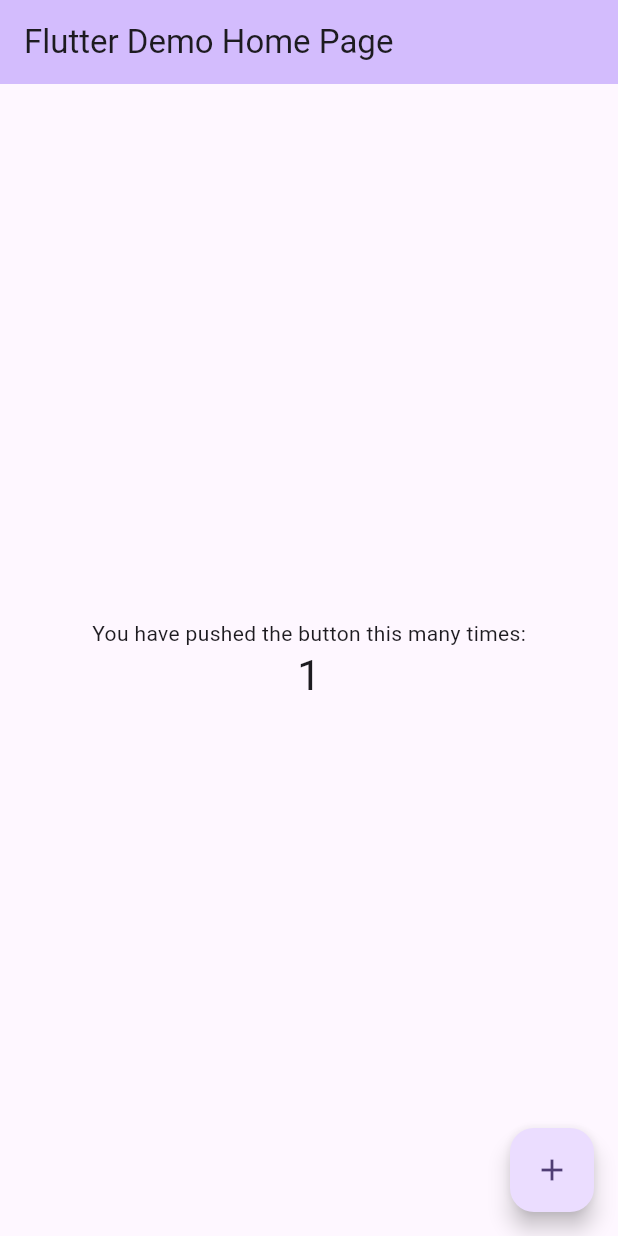
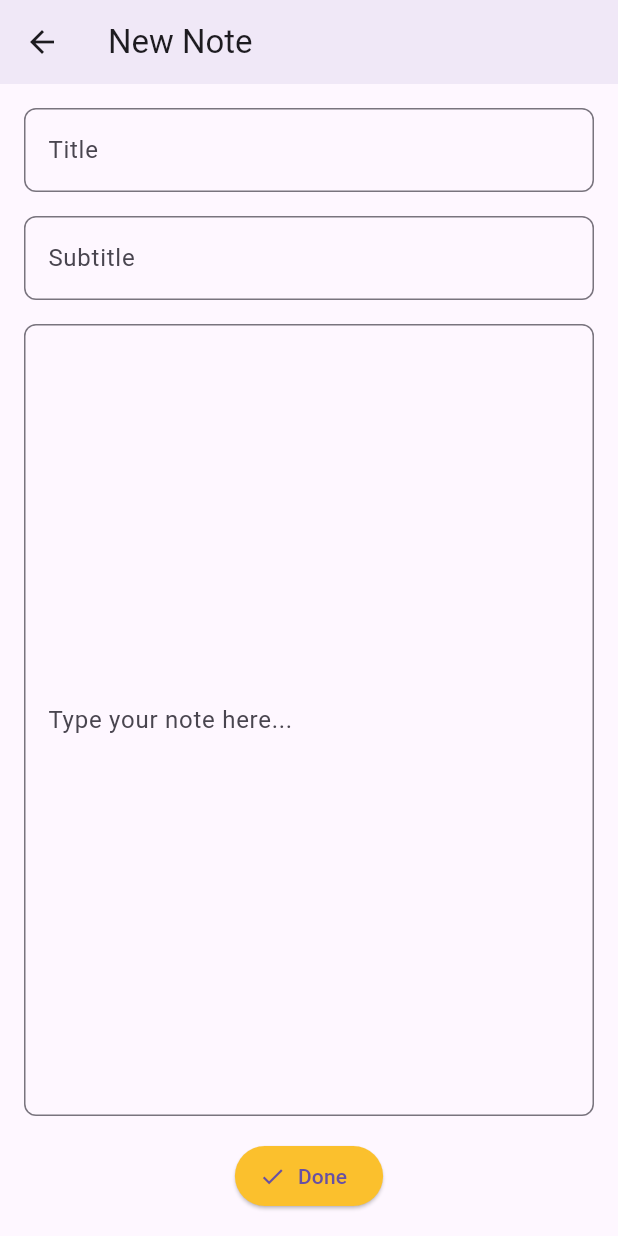
Before and after one commit to tahmid-chowdhury/NoteMe, a Flutter app: the screen it shows after launch, after a tap on the "add" icon, on a phone screen of 412 x 824 dp. Run offline on Flutter 3.47's test engine with Material 3 defaults, Android fonts, the phone set to English and light mode, and no system bars.

Commit message:
Completed lab 1

```diff
--- a/lib/main.dart
+++ b/lib/main.dart
@@ -1,125 +1,128 @@
 import 'package:flutter/material.dart';
 
 void main() {
-  runApp(const MyApp());
+  runApp(NoteMeApp());
 }
 
-class MyApp extends StatelessWidget {
-  const MyApp({super.key});
-
-  // This widget is the root of your application.
+class NoteMeApp extends StatelessWidget {
   @override
   Widget build(BuildContext context) {
     return MaterialApp(
-      title: 'Flutter Demo',
+      title: 'NoteMe',
       theme: ThemeData(
-        // This is the theme of your application.
-        //
-        // TRY THIS: Try running your application with "flutter run". You'll see
-        // the application has a purple toolbar. Then, without quitting the app,
-        // try changing the seedColor in the colorScheme below to Colors.green
-        // and then invoke "hot reload" (save your changes or press the "hot
-        // reload" button in a Flutter-supported IDE, or press "r" if you used
-        // the command line to start the app).
-        //
-        // Notice that the counter didn't reset back to zero; the application
-        // state is not lost during the reload. To reset the state, use hot
-        // restart instead.
-        //
-        // This works for code too, not just values: Most code changes can be
-        // tested with just a hot reload.
-        colorScheme: ColorScheme.fromSeed(seedColor: Colors.deepPurple),
-        useMaterial3: true,
+        primarySwatch: Colors.yellow,
       ),
-      home: const MyHomePage(title: 'Flutter Demo Home Page'),
+      home: HomeScreen(),
     );
   }
 }
 
-class MyHomePage extends StatefulWidget {
-  const MyHomePage({super.key, required this.title});
-
-  // This widget is the home page of your application. It is stateful, meaning
-  // that it has a State object (defined below) that contains fields that affect
-  // how it looks.
-
-  // This class is the configuration for the state. It holds the values (in this
-  // case the title) provided by the parent (in this case the App widget) and
-  // used by the build method of the State. Fields in a Widget subclass are
-  // always marked "final".
-
-  final String title;
-
-  @override
-  State<MyHomePage> createState() => _MyHomePageState();
-}
-
-class _MyHomePageState extends State<MyHomePage> {
-  int _counter = 0;
-
-  void _incrementCounter() {
-    setState(() {
-      // This call to setState tells the Flutter framework that something has
-      // changed in this State, which causes it to rerun the build method below
-      // so that the display can reflect the updated values. If we changed
-      // _counter without calling setState(), then the build method would not be
-      // called again, and so nothing would appear to happen.
-      _counter++;
-    });
-  }
-
+class HomeScreen extends StatelessWidget {
   @override
   Widget build(BuildContext context) {
-    // This method is rerun every time setState is called, for instance as done
-    // by the _incrementCounter method above.
-    //
-    // The Flutter framework has been optimized to make rerunning build methods
-    // fast, so that you can just rebuild anything that needs updating rather
-    // than having to individually change instances of widgets.
     return Scaffold(
       appBar: AppBar(
-        // TRY THIS: Try changing the color here to a specific color (to
-        // Colors.amber, perhaps?) and trigger a hot reload to see the AppBar
-        // change color while the other colors stay the same.
-        backgroundColor: Theme.of(context).colorScheme.inversePrimary,
-        // Here we take the value from the MyHomePage object that was created by
-        // the App.build method, and use it to set our appbar title.
-        title: Text(widget.title),
+        title: Text('NoteMe', style: TextStyle(fontSize: 24, fontWeight: FontWeight.bold)),
+        elevation: 4,
       ),
-      body: Center(
-        // Center is a layout widget. It takes a single child and positions it
-        // in the middle of the parent.
+      body: Padding(
+        padding: EdgeInsets.all(16.0),
         child: Column(
-          // Column is also a layout widget. It takes a list of children and
-          // arranges them vertically. By default, it sizes itself to fit its
-          // children horizontally, and tries to be as tall as its parent.
-          //
-          // Column has various properties to control how it sizes itself and
-          // how it positions its children. Here we use mainAxisAlignment to
-          // center the children vertically; the main axis here is the vertical
-          // axis because Columns are vertical (the cross axis would be
-          // horizontal).
-          //
-          // TRY THIS: Invoke "debug painting" (choose the "Toggle Debug Paint"
-          // action in the IDE, or press "p" in the console), to see the
-          // wireframe for each widget.
-          mainAxisAlignment: MainAxisAlignment.center,
-          children: <Widget>[
-            const Text(
-              'You have pushed the button this many times:',
+          children: [
+            TextField(
+              decoration: InputDecoration(
+                hintText: 'Search notes',
+                prefixIcon: Icon(Icons.search),
+                border: OutlineInputBorder(
+                  borderRadius: BorderRadius.circular(8),
+                ),
+              ),
             ),
-            Text(
-              '$_counter',
-              style: Theme.of(context).textTheme.headlineMedium,
+            SizedBox(height: 20),
+            Expanded(
+              child: Center(
+                child: Text('No notes available', style: TextStyle(color: Colors.grey)),
+              ),
             ),
           ],
         ),
       ),
       floatingActionButton: FloatingActionButton(
-        onPressed: _incrementCounter,
-        tooltip: 'Increment',
-        child: const Icon(Icons.add),
-      ), // This trailing comma makes auto-formatting nicer for build methods.
+        onPressed: () {
+          Navigator.push(
+            context,
+            MaterialPageRoute(builder: (context) => NewNoteScreen()),
+          );
+        },
+        child: Icon(Icons.add),
+        backgroundColor: Colors.yellow[700],
+      ),
     );
   }
 }
+
+class NewNoteScreen extends StatelessWidget {
+  @override
+  Widget build(BuildContext context) {
+    return Scaffold(
+      appBar: AppBar(
+        title: Text('New Note'),
+        elevation: 4,
+        leading: IconButton(
+          icon: Icon(Icons.arrow_back),
+          onPressed: () {
+            Navigator.pop(context);  // Go back to the home screen
+          },
+        ),
+      ),
+      body: Padding(
+        padding: EdgeInsets.all(16.0),
+        child: Column(
+          children: [
+            TextField(
+              decoration: InputDecoration(
+                hintText: 'Title',
+                border: OutlineInputBorder(
+                  borderRadius: BorderRadius.circular(8),
+                ),
+              ),
+            ),
+            SizedBox(height: 16),
+            TextField(
+              decoration: InputDecoration(
+                hintText: 'Subtitle',
+                border: OutlineInputBorder(
+                  borderRadius: BorderRadius.circular(8),
+                ),
+              ),
+            ),
+            SizedBox(height: 16),
+            Expanded(
+              child: TextField(
+                maxLines: null,
+                expands: true,
+                decoration: InputDecoration(
+                  hintText: 'Type your note here...',
+                  border: OutlineInputBorder(
+                    borderRadius: BorderRadius.circular(8),
+                  ),
+                ),
+              ),
+            ),
+            SizedBox(height: 16),
+            ElevatedButton.icon(
+              onPressed: () {
+                Navigator.pop(context);  // Save the note and go back to home screen
+              },
+              icon: Icon(Icons.done),
+              label: Text('Done'),
+              style: ElevatedButton.styleFrom(
+                backgroundColor: Colors.yellow[700],
+              ),
+            ),
+          ],
+        ),
+      ),
+    );
+  }
+}
```
